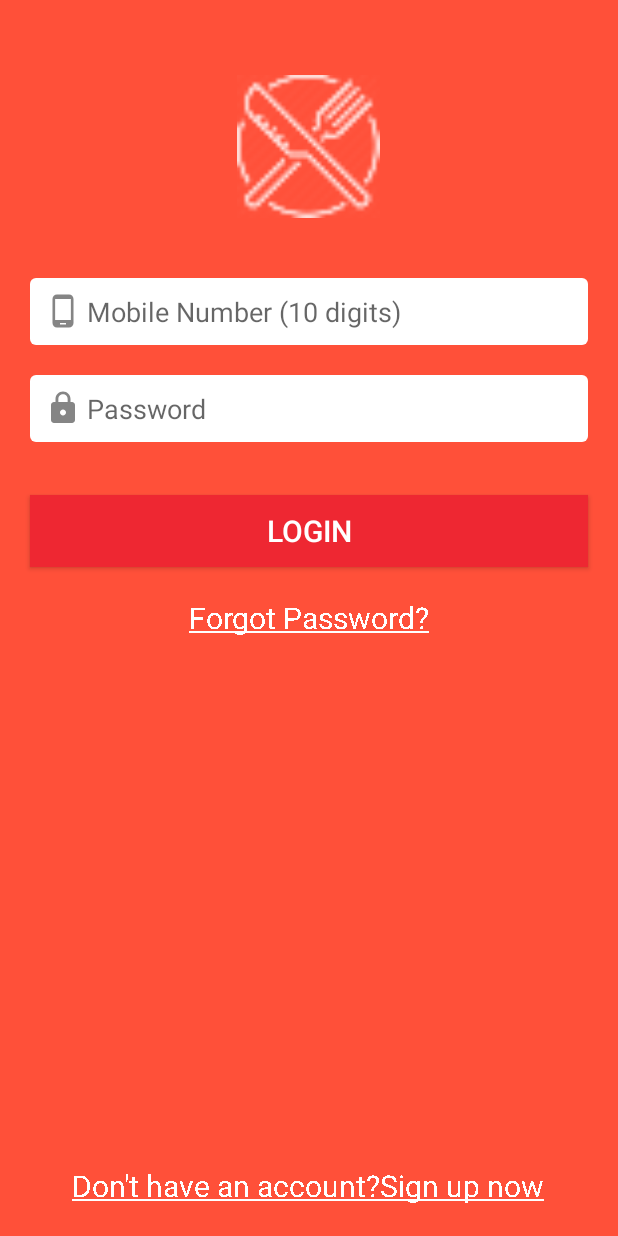
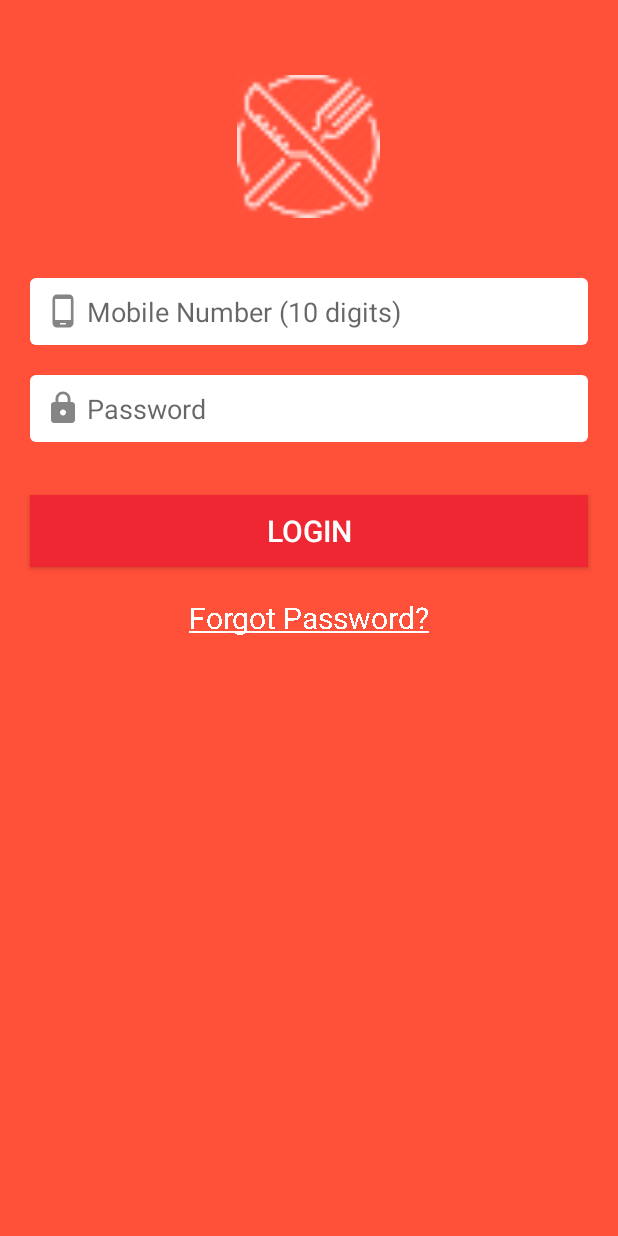
Before and after one commit to AlbinoB/RestaurantApp, an Android app: the screen it shows after launch (LoginRegisterActivity), on a phone screen of 412 x 824 dp. Run offline under Robolectric (Android 15) with nearby library versions, the phone set to English and light mode, and no system bars; our stand-ins replace Volley.

Commit message:
Food Runner Seller App for restaurant owners. Login completed.

```diff
--- a/app/src/main/java/com/albino/restaurantapp/fragment/LoginFragment.kt
+++ b/app/src/main/java/com/albino/restaurantapp/fragment/LoginFragment.kt
@@ -51,7 +51,6 @@ class LoginFragment(val contextParam:Context) : Fragment() {
         editTextMobileNumber=view.findViewById(R.id.editTextMobileNumber)
         editTextPassword=view.findViewById(R.id.editTextPassword)
         textViewForgotPassword=view.findViewById(R.id.textViewForgotPassword)
-        textViewSignUp=view.findViewById(R.id.textViewSignUp)
         buttonLogin=view.findViewById(R.id.buttonLogin)
         login_fragment_Progressdialog=view.findViewById(R.id.login_fragment_Progressdialog)
 
@@ -59,18 +58,12 @@ class LoginFragment(val contextParam:Context) : Fragment() {
 
         textViewForgotPassword.paintFlags=Paint.UNDERLINE_TEXT_FLAG//under line text
 
-        textViewSignUp.paintFlags=Paint.UNDERLINE_TEXT_FLAG//under line text
+
 
 
         textViewForgotPassword.setOnClickListener(View.OnClickListener {
             openForgotPasswordInputFragment()
         })
-
-
-        textViewSignUp.setOnClickListener(View.OnClickListener {
-            openRegisterFragment()
-        })
-
 
         buttonLogin.setOnClickListener(View.OnClickListener {
 
@@ -142,7 +135,7 @@ class LoginFragment(val contextParam:Context) : Fragment() {
 
                     val queue = Volley.newRequestQueue(activity as Context)
 
-                    val url = "http://"+getString(R.string.ip_address)+"/v2/login/fetch_result"
+                    val url = "http://"+getString(R.string.ip_address)+"/v2/seller_login/fetch_result"
 
                     val jsonObjectRequest = object : JsonObjectRequest(
                         Request.Method.POST,
@@ -158,12 +151,14 @@ class LoginFragment(val contextParam:Context) : Fragment() {
                             if (success) {
 
                                 val data = responseJsonObjectData.getJSONObject("data")
-                                sharedPreferencess.edit().putBoolean("user_logged_in", true).commit()
-                                sharedPreferencess.edit().putString("user_id", data.getString("user_id")).commit()
+                                sharedPreferencess.edit().putBoolean("user_logged_in", true).apply()
+                                sharedPreferencess.edit().putString("user_id", data.getString("user_id")).apply()
                                 sharedPreferencess.edit().putString("name", data.getString("name")).apply()
                                 sharedPreferencess.edit().putString("email", data.getString("email")).apply()
                                 sharedPreferencess.edit().putString("mobile_number", data.getString("mobile_number")).apply()
                                 sharedPreferencess.edit().putString("address", data.getString("address")).apply()
+                                sharedPreferencess.edit().putString("restaurant_id", data.getString("restaurant_id")).apply()
+                                sharedPreferencess.edit().putString("restaurant_name", data.getString("restaurant_name")).apply()
 
                                 Toast.makeText(
                                     contextParam,
@@ -255,7 +250,7 @@ class LoginFragment(val contextParam:Context) : Fragment() {
     fun userSuccessfullyLoggedIn(){
         val intent=Intent(activity as Context,Dashboard::class.java)
         startActivity(intent)
-        getActivity()?.finish();
+        getActivity()?.finish()
     }
 
 
--- a/app/src/main/res/layout/fragment_login.xml
+++ b/app/src/main/res/layout/fragment_login.xml
@@ -110,22 +110,4 @@
     </RelativeLayout>
 
 
-    <TextView
-        android:id="@+id/textViewSignUp"
-        android:layout_width="wrap_content"
-        android:layout_height="wrap_content"
-        android:layout_alignParentBottom="true"
-        android:layout_centerHorizontal="true"
-
-
-        android:layout_marginStart="20dp"
-        android:layout_marginTop="20dp"
-        android:layout_marginEnd="20dp"
-        android:layout_marginBottom="20dp"
-        android:text="Don't have an account?Sign up now"
-        android:textColor="#fff"
-        android:textSize="20sp" />
-
-
-
 </RelativeLayout>
--- a/app/src/main/res/values/strings.xml
+++ b/app/src/main/res/values/strings.xml
@@ -1,8 +1,8 @@
 <resources>
-    <string name="app_name">Food Runner</string>
+    <string name="app_name">Seller</string>
 
-    <string name="ip_address">13.234.239.174/foodrunner</string>
-    <!--<string name="ip_address">192.168.2.6/FoodRunner-API/foodrunner</string>-->
+    <!--<string name="ip_address">13.234.239.174/foodrunner</string>-->
+    <string name="ip_address">192.168.2.6/FoodRunner-API/foodrunner</string>
     <string name="token">test</string>
 
     <!-- TODO: Remove or change this placeholder text -->
```
Also changed, not shown: app/src/main/java/com/albino/restaurantapp/activity/LoginActivity.kt (renamed from app/src/main/java/com/albino/restaurantapp/activity/LoginRegisterActivity.kt).
